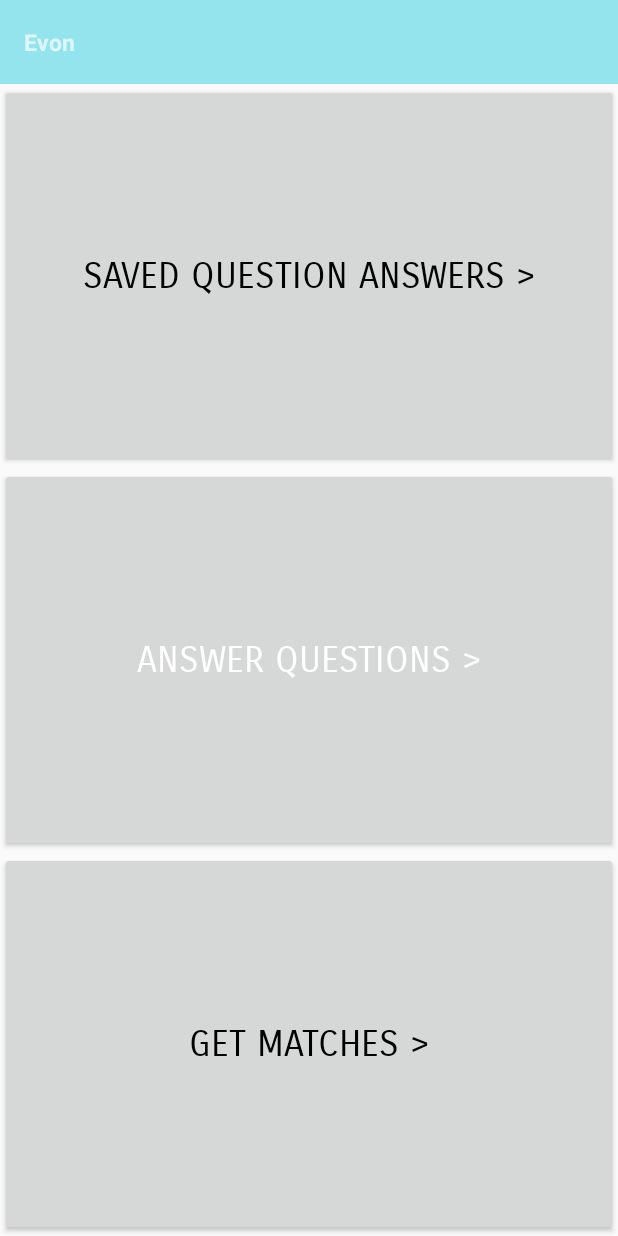
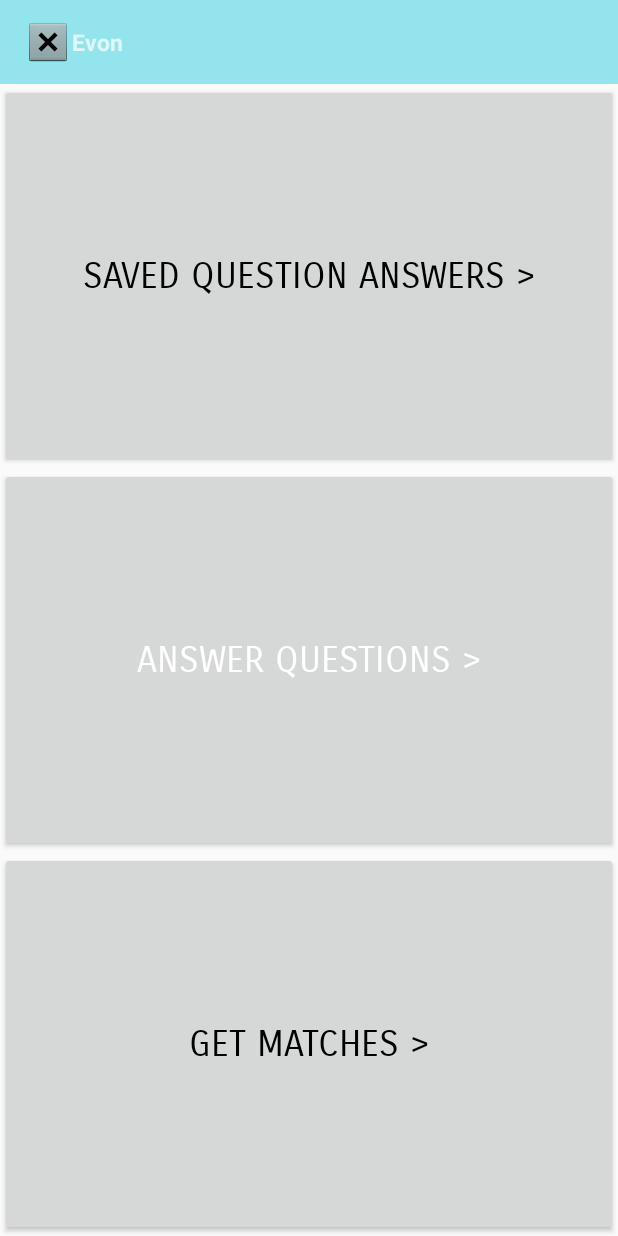
Before and after one commit to HuiWang1215/ChangeMyView, an Android app: the layout activity_home.xml on its own in the app's theme, with its tools: preview values and no code run, on a phone screen of 412 x 824 dp. Run offline under Robolectric (Android 15) with nearby library versions, the light colour scheme and no system bars.

Commit message:
updated ui

```diff
--- a/app/src/main/res/layout/activity_home.xml
+++ b/app/src/main/res/layout/activity_home.xml
@@ -1,9 +1,11 @@
 <?xml version="1.0" encoding="utf-8"?>
 <LinearLayout xmlns:android="http://schemas.android.com/apk/res/android"
+    xmlns:app="http://schemas.android.com/apk/res-auto"
     android:orientation="vertical"
     android:layout_width="match_parent"
     android:layout_height="match_parent"
     android:weightSum="3">
+
 
     <androidx.appcompat.widget.Toolbar
         android:id="@+id/toolbar"
@@ -13,20 +15,27 @@
         android:minHeight="?attr/actionBarSize"
         android:theme="?attr/actionBarTheme">
 
-    <TextView
-        android:layout_width="wrap_content"
-        android:layout_height="wrap_content"
-        android:text="Evon"
-        android:textSize="15dp"
-        android:textStyle="bold"/>
+        <ImageView
+            android:id="@+id/profile"
+            android:layout_width="wrap_content"
+            android:layout_height="wrap_content"
+            app:srcCompat="@android:drawable/btn_dialog" />
+
+        <TextView
+            android:id="@+id/username"
+            android:layout_width="wrap_content"
+            android:layout_height="wrap_content"
+            android:text="Evon"
+            android:textSize="15dp"
+            android:textStyle="bold" />
     </androidx.appcompat.widget.Toolbar>
 
     <Button
         android:id="@+id/savedQuestionsButton"
         android:layout_width="match_parent"
         android:layout_height="50dp"
+        android:layout_weight="1"
         android:adjustViewBounds="true"
-        android:layout_weight="1"
         android:fontFamily="sans-serif-smallcaps"
         android:scaleType="fitXY"
         android:text="Saved Question Answers >"
```
Also changed, not shown: app/src/main/java/com/group/changemyview/HomeActivity.kt (+21 -0 lines), app/src/main/java/com/group/changemyview/QuestionActivity.kt (+17 -5 lines), 2 other files.
